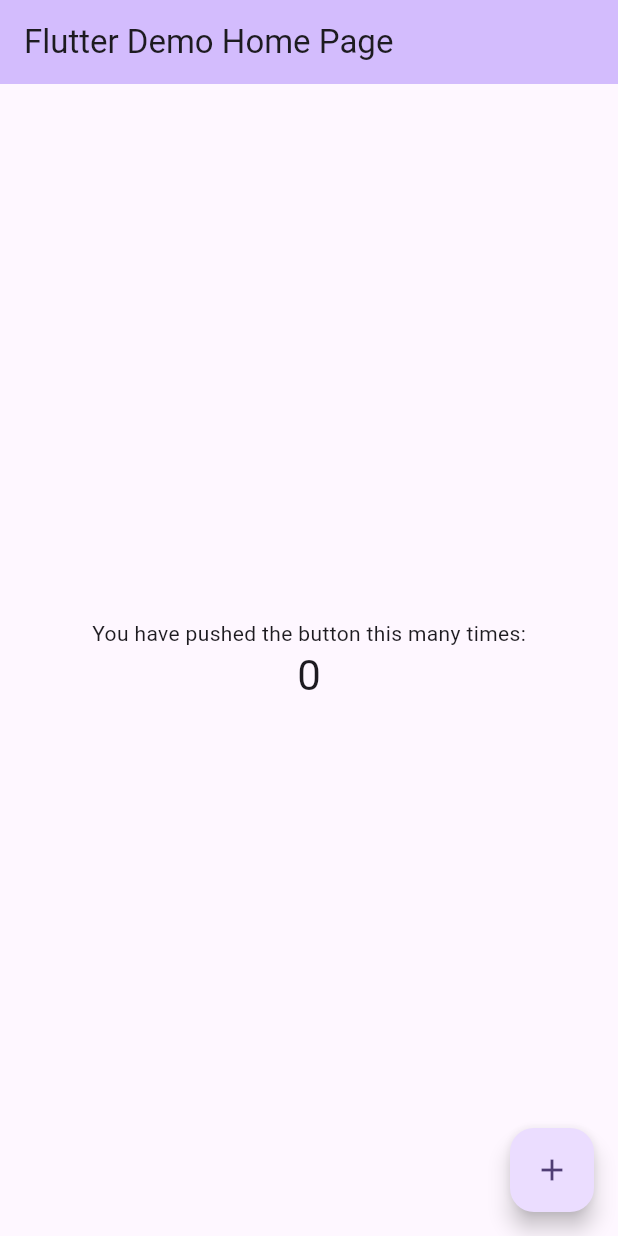
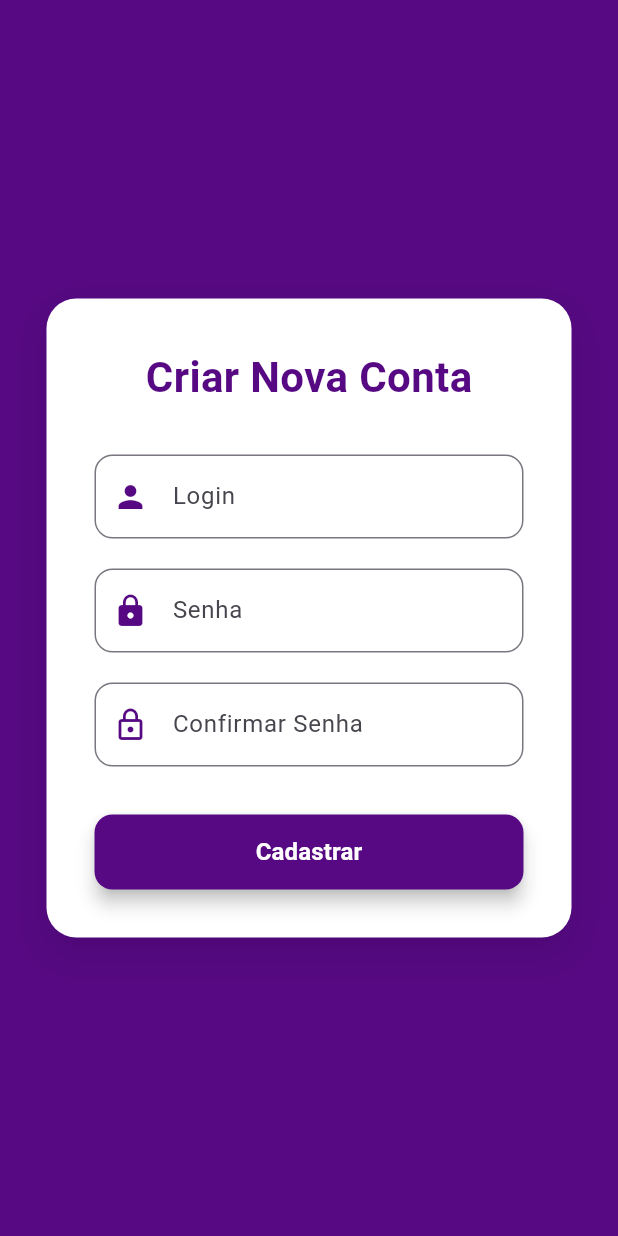
Before and after one commit to yanldc/Final-Mobile, a Flutter app: the screen it shows after launch, on a phone screen of 412 x 824 dp. Run offline on Flutter 3.47's test engine with Material 3 defaults, Android fonts, the phone set to English and light mode, and no system bars; our stand-ins replace hive, hive_flutter; accounts and stored records are empty.

Commit message:
feat: criaçao da tela de registro

```diff
--- a/final_mobile/lib/main.dart
+++ b/final_mobile/lib/main.dart
@@ -2,6 +2,7 @@
 import 'package:hive_flutter/hive_flutter.dart';
 import 'models/user_model.dart';
 import 'services/user_service.dart';
+import 'screens/cadastro_screen.dart';
 
 void main() async {
   WidgetsFlutterBinding.ensureInitialized();
@@ -39,7 +40,7 @@
         // tested with just a hot reload.
         colorScheme: ColorScheme.fromSeed(seedColor: Colors.deepPurple),
       ),
-      home: const MyHomePage(title: 'Flutter Demo Home Page'),
+      home: const CadastroScreen(),
     );
   }
 }
--- /dev/null
+++ b/final_mobile/lib/screens/cadastro_screen.dart
@@ -0,0 +1,198 @@
+import 'package:flutter/material.dart';
+import '../services/user_service.dart';
+
+class CadastroScreen extends StatefulWidget {
+  const CadastroScreen({super.key});
+
+  @override
+  State<CadastroScreen> createState() => _CadastroScreenState();
+}
+
+class _CadastroScreenState extends State<CadastroScreen> {
+  final _formKey = GlobalKey<FormState>();
+  final _loginController = TextEditingController();
+  final _senhaController = TextEditingController();
+  final _confirmarSenhaController = TextEditingController();
+  bool _isLoading = false;
+
+  Future<void> _cadastrar() async {
+    if (!_formKey.currentState!.validate()) return;
+
+    setState(() => _isLoading = true);
+
+    try {
+      await UserService.createUser(
+        login: _loginController.text.trim(),
+        senha: _senhaController.text,
+      );
+
+      if (mounted) {
+        ScaffoldMessenger.of(context).showSnackBar(
+          const SnackBar(
+            content: Text('Usuário cadastrado com sucesso!'),
+            backgroundColor: Colors.green,
+          ),
+        );
+        Navigator.pop(context);
+      }
+    } catch (e) {
+      if (mounted) {
+        ScaffoldMessenger.of(context).showSnackBar(
+          SnackBar(
+            content: Text('Erro: $e'),
+            backgroundColor: Colors.red,
+          ),
+        );
+      }
+    } finally {
+      if (mounted) setState(() => _isLoading = false);
+    }
+  }
+
+  @override
+  Widget build(BuildContext context) {
+    return Scaffold(
+      backgroundColor: const Color(0xFF560982), // Roxo escuro
+
+      body: Center(
+        child: SingleChildScrollView(
+          child: Padding(
+            padding: const EdgeInsets.all(24.0),
+            child: Container(
+              width: 350,
+              padding: const EdgeInsets.all(32.0),
+              decoration: BoxDecoration(
+                color: Colors.white,
+                borderRadius: BorderRadius.circular(20),
+                boxShadow: [
+                  BoxShadow(
+                    color: Colors.black.withOpacity(0.1),
+                    blurRadius: 20,
+                    offset: const Offset(0, 10),
+                  ),
+                ],
+              ),
+              child: Form(
+                key: _formKey,
+                child: Column(
+                  mainAxisSize: MainAxisSize.min,
+                  children: [
+                    const Text(
+                      'Criar Nova Conta',
+                      style: TextStyle(
+                        fontSize: 28,
+                        fontWeight: FontWeight.bold,
+                        color: Color(0xFF560982),
+                      ),
+                    ),
+                    const SizedBox(height: 32),
+                    TextFormField(
+                      controller: _loginController,
+                      decoration: InputDecoration(
+                        labelText: 'Login',
+                        border: OutlineInputBorder(
+                          borderRadius: BorderRadius.circular(12),
+                        ),
+                        prefixIcon: const Icon(Icons.person, color: Color(0xFF560982)),
+                        focusedBorder: OutlineInputBorder(
+                          borderRadius: BorderRadius.circular(12),
+                          borderSide: const BorderSide(color: Color(0xFF560982), width: 2),
+                        ),
+                      ),
+                      validator: (value) {
+                        if (value == null || value.trim().isEmpty) {
+                          return 'Login é obrigatório';
+                        }
+                        if (value.trim().length < 3) {
+                          return 'Login deve ter pelo menos 3 caracteres';
+                        }
+                        return null;
+                      },
+                    ),
+                    const SizedBox(height: 20),
+                    TextFormField(
+                      controller: _senhaController,
+                      decoration: InputDecoration(
+                        labelText: 'Senha',
+                        border: OutlineInputBorder(
+                          borderRadius: BorderRadius.circular(12),
+                        ),
+                        prefixIcon: const Icon(Icons.lock, color: Color(0xFF560982)),
+                        focusedBorder: OutlineInputBorder(
+                          borderRadius: BorderRadius.circular(12),
+                          borderSide: const BorderSide(color: Color(0xFF560982), width: 2),
+                        ),
+                      ),
+                      obscureText: true,
+                      validator: (value) {
+                        if (value == null || value.isEmpty) {
+                          return 'Senha é obrigatória';
+                        }
+                        if (value.length < 4) {
+                          return 'Senha deve ter pelo menos 4 caracteres';
+                        }
+                        return null;
+                      },
+                    ),
+                    const SizedBox(height: 20),
+                    TextFormField(
+                      controller: _confirmarSenhaController,
+                      decoration: InputDecoration(
+                        labelText: 'Confirmar Senha',
+                        border: OutlineInputBorder(
+                          borderRadius: BorderRadius.circular(12),
+                        ),
+                        prefixIcon: const Icon(Icons.lock_outline, color: Color(0xFF560982)),
+                        focusedBorder: OutlineInputBorder(
+                          borderRadius: BorderRadius.circular(12),
+                          borderSide: const BorderSide(color: Color(0xFF560982), width: 2),
+                        ),
+                      ),
+                      obscureText: true,
+                      validator: (value) {
+                        if (value != _senhaController.text) {
+                          return 'Senhas não coincidem';
+                        }
+                        return null;
+                      },
+                    ),
+                    const SizedBox(height: 32),
+                    SizedBox(
+                      width: double.infinity,
+                      height: 50,
+                      child: ElevatedButton(
+                        onPressed: _isLoading ? null : _cadastrar,
+                        style: ElevatedButton.styleFrom(
+                          backgroundColor: const Color(0xFF560982),
+                          foregroundColor: Colors.white,
+                          shape: RoundedRectangleBorder(
+                            borderRadius: BorderRadius.circular(12),
+                          ),
+                          elevation: 5,
+                        ),
+                        child: _isLoading
+                            ? const CircularProgressIndicator(color: Colors.white)
+                            : const Text(
+                                'Cadastrar',
+                                style: TextStyle(fontSize: 16, fontWeight: FontWeight.bold),
+                              ),
+                      ),
+                    ),
+                  ],
+                ),
+              ),
+            ),
+          ),
+        ),
+      ),
+    );
+  }
+
+  @override
+  void dispose() {
+    _loginController.dispose();
+    _senhaController.dispose();
+    _confirmarSenhaController.dispose();
+    super.dispose();
+  }
+}
```
